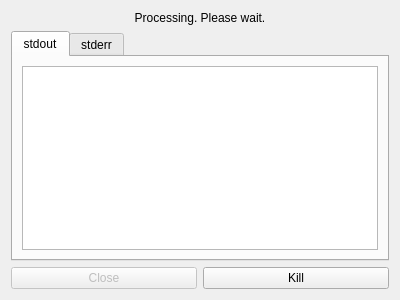
Above: processwidget.ui from ark231/video_cutter before the change. Below: the same form after it.
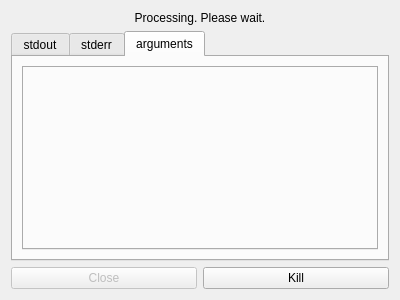
That is the form after the change. The open tabs and pages were chosen to show the change.

Commit message:
add: 結果ファイル名プラグイン対応、timeEditの精度向上
video_concatenaterからプラグインシステム、連続実行対応ProcessWidgetを移植
timeEditの精度をミリ秒単位に向上。ただrangeSliderの精度は秒単位のままなので、終端をミリ秒単位で動画の終端とそろえるボタンを追加
動画を閉じるActionを追加

Patch:
```diff
--- a/processwidget.ui
+++ b/processwidget.ui
@@ -37,9 +37,9 @@
         </attribute>
         <layout class="QGridLayout" name="gridLayout_2">
          <item row="0" column="0">
-          <widget class="QTextEdit" name="textEdit_stdout">
-           <property name="readOnly">
-            <bool>true</bool>
+          <widget class="QTabWidget" name="tab_stdout_commands">
+           <property name="currentIndex">
+            <number>-1</number>
            </property>
           </widget>
          </item>
@@ -62,6 +62,16 @@
          </item>
         </layout>
        </widget>
+       <widget class="QWidget" name="tab_arguments">
+        <attribute name="title">
+         <string>arguments</string>
+        </attribute>
+        <layout class="QGridLayout" name="gridLayout_4">
+         <item row="0" column="0">
+          <widget class="QTabWidget" name="tab_arguments_commands"/>
+         </item>
+        </layout>
+       </widget>
       </widget>
      </item>
      <item>
```
Left out of the diff: 9 changed lines with no effect on the pictures. The commit also changes 6 other files.
